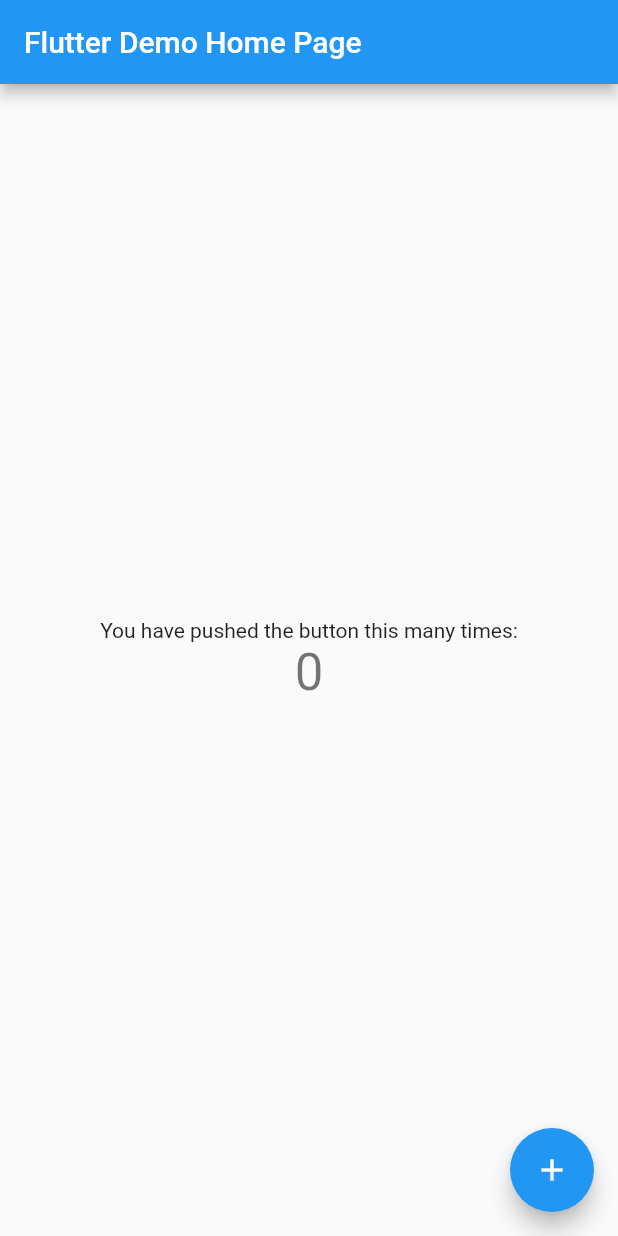
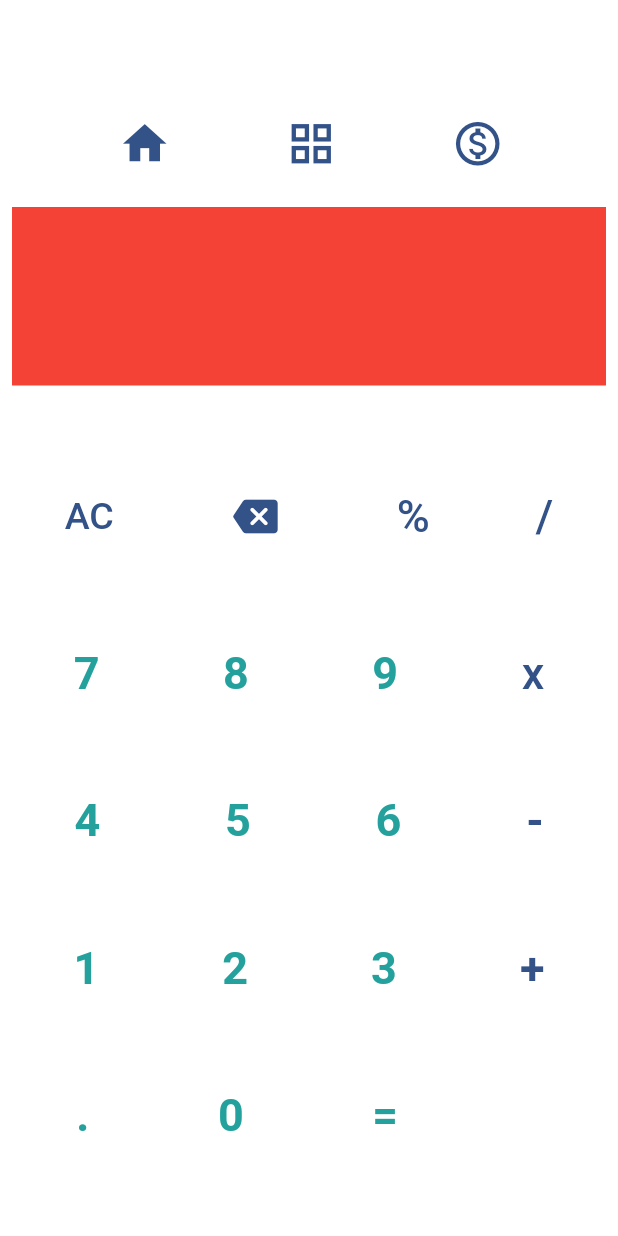
Before and after one commit to Akshay-1609/calculator-app-flutter, a Flutter app: the screen it shows after launch, on a phone screen of 412 x 824 dp. Run offline on Flutter 3.47's test engine with Material 2 defaults, Android fonts, the phone set to English and light mode, and no system bars.

Commit message:
latest commit

```diff
--- /dev/null
+++ b/lib/Presentation/homepage.dart
@@ -0,0 +1,138 @@
+import 'package:flutter/material.dart';
+
+class Homepage extends StatelessWidget {
+  const Homepage({Key? key}) : super(key: key);
+
+  @override
+  Widget build(BuildContext context) {
+    return Scaffold(
+      backgroundColor: Colors.white,
+      body: Padding(
+        padding: const EdgeInsets.only(top: 70, left: 8, right: 8),
+        child: Column(
+          children: [
+            Center(
+              child: Row(
+                mainAxisAlignment: MainAxisAlignment.spaceEvenly,
+                children: [
+                  custom_icon(Icons.home),
+                  custom_icon(Icons.grid_view_outlined),
+                  custom_icon(Icons.monetization_on_outlined)
+                ],
+              ),
+            ),
+            SizedBox(
+              height: 20,
+            ),
+            Container(
+              color: Colors.red,
+              child: TextFormField(
+                autofocus: false,
+                textDirection: TextDirection.rtl,
+                maxLines: 5,
+                decoration: InputDecoration(
+                  border: InputBorder.none,
+                  focusedBorder:InputBorder.none,
+                  enabledBorder: InputBorder.none,
+                  errorBorder: InputBorder.none,
+                  disabledBorder: InputBorder.none
+                ),
+              ),
+            ),
+
+            Expanded(
+              child: Column(
+                mainAxisAlignment: MainAxisAlignment.spaceEvenly,
+                children: [
+                  Row(
+                    mainAxisAlignment: MainAxisAlignment.spaceAround,
+                    children: [
+                      custom_txt_button("AC", 25, FontWeight.w500),
+                      custom_icon_button(Icons.backspace_rounded, 30),
+                      custom_txt_button("%", 30, FontWeight.w500),
+                      custom_txt_button("/", 30, FontWeight.w500)
+                    ],
+                  ),
+                  Row(
+                    mainAxisAlignment: MainAxisAlignment.spaceAround,
+                    children: [
+                      custom_txt2_button("7", 30, FontWeight.w700),
+                      custom_txt2_button("8", 30, FontWeight.w700),
+                      custom_txt2_button("9", 30, FontWeight.w700),
+                      custom_txt_button("x", 30, FontWeight.w500)
+                    ],
+                  ),
+                    Row(
+                    mainAxisAlignment: MainAxisAlignment.spaceAround,
+                    children: [
+                      custom_txt2_button("4", 30, FontWeight.w700),
+                      custom_txt2_button("5", 30, FontWeight.w700),
+                      custom_txt2_button("6", 30, FontWeight.w700),
+                      custom_txt_button("-", 30, FontWeight.w600)
+                    ],
+                  ),
+                   Row(
+                    mainAxisAlignment: MainAxisAlignment.spaceAround,
+                    children: [
+                      custom_txt2_button("1", 30, FontWeight.w700),
+                      custom_txt2_button("2", 30, FontWeight.w700),
+                      custom_txt2_button("3", 30, FontWeight.w700),
+                      custom_txt_button("+", 30, FontWeight.w600)
+                    ],
+                  ),
+                   Row(
+                    mainAxisAlignment: MainAxisAlignment.spaceAround,
+                    children: [
+                      custom_txt2_button(".", 30, FontWeight.w700),
+                      custom_txt2_button("0", 30, FontWeight.w700),
+                      custom_txt2_button("=", 30, FontWeight.w700),
+                       SizedBox(width: 10,),
+                    ],
+                  )
+                ],
+              ),
+            ),
+          ],
+        ),
+      ),
+    );
+  }
+}
+
+Widget custom_icon(icn) {
+  return IconButton(
+      onPressed: () {},
+      icon: Icon(
+        icn,
+        color: Color(0xff325288),
+        size: 35,
+      ));
+}
+
+Widget custom_txt_button(txt, double size, width) {
+  return GestureDetector(
+      child: Text(
+    txt,
+    style:
+        TextStyle(fontSize: size, fontWeight: width, color: Color(0xff325288)),
+  ));
+}
+
+Widget custom_icon_button(icn, double size) {
+  return IconButton(
+      onPressed: () {},
+      icon: Icon(
+        icn,
+        color: Color(0xff325288),
+        size: size,
+      ));
+}
+
+Widget custom_txt2_button(txt, double size, width) {
+  return GestureDetector(
+      child: Text(
+    txt,
+    style:
+        TextStyle(fontSize: size, fontWeight: width, color: Color(0xff24A19C)),
+  ));
+}
--- a/lib/main.dart
+++ b/lib/main.dart
@@ -1,3 +1,4 @@
+import 'package:calculator/Presentation/homepage.dart';
 import 'package:flutter/material.dart';
 
 void main() {
@@ -11,105 +12,12 @@ class MyApp extends StatelessWidget {
   @override
   Widget build(BuildContext context) {
     return MaterialApp(
-      title: 'Flutter Demo',
+      title: 'Calculator',
       theme: ThemeData(
-        // This is the theme of your application.
-        //
-        // Try running your application with "flutter run". You'll see the
-        // application has a blue toolbar. Then, without quitting the app, try
-        // changing the primarySwatch below to Colors.green and then invoke
-        // "hot reload" (press "r" in the console where you ran "flutter run",
-        // or simply save your changes to "hot reload" in a Flutter IDE).
-        // Notice that the counter didn't reset back to zero; the application
-        // is not restarted.
+
         primarySwatch: Colors.blue,
       ),
-      home: const MyHomePage(title: 'Flutter Demo Home Page'),
+      home: Homepage(),
     );
   }
 }
-
-class MyHomePage extends StatefulWidget {
-  const MyHomePage({Key? key, required this.title}) : super(key: key);
-
-  // This widget is the home page of your application. It is stateful, meaning
-  // that it has a State object (defined below) that contains fields that affect
-  // how it looks.
-
-  // This class is the configuration for the state. It holds the values (in this
-  // case the title) provided by the parent (in this case the App widget) and
-  // used by the build method of the State. Fields in a Widget subclass are
-  // always marked "final".
-
-  final String title;
-
-  @override
-  State<MyHomePage> createState() => _MyHomePageState();
-}
-
-class _MyHomePageState extends State<MyHomePage> {
-  int _counter = 0;
-
-  void _incrementCounter() {
-    setState(() {
-      // This call to setState tells the Flutter framework that something has
-      // changed in this State, which causes it to rerun the build method below
-      // so that the display can reflect the updated values. If we changed
-      // _counter without calling setState(), then the build method would not be
-      // called again, and so nothing would appear to happen.
-      _counter++;
-    });
-  }
-
-  @override
-  Widget build(BuildContext context) {
-    // This method is rerun every time setState is called, for instance as done
-    // by the _incrementCounter method above.
-    //
-    // The Flutter framework has been optimized to make rerunning build methods
-    // fast, so that you can just rebuild anything that needs updating rather
-    // than having to individually change instances of widgets.
-    return Scaffold(
-      appBar: AppBar(
-        // Here we take the value from the MyHomePage object that was created by
-        // the App.build method, and use it to set our appbar title.
-        title: Text(widget.title),
-      ),
-      body: Center(
-        // Center is a layout widget. It takes a single child and positions it
-        // in the middle of the parent.
-        child: Column(
-          // Column is also a layout widget. It takes a list of children and
-          // arranges them vertically. By default, it sizes itself to fit its
-          // children horizontally, and tries to be as tall as its parent.
-          //
-          // Invoke "debug painting" (press "p" in the console, choose the
-          // "Toggle Debug Paint" action from the Flutter Inspector in Android
-          // Studio, or the "Toggle Debug Paint" command in Visual Studio Code)
-          // to see the wireframe for each widget.
-          //
-          // Column has various properties to control how it sizes itself and
-          // how it positions its children. Here we use mainAxisAlignment to
-          // center the children vertically; the main axis here is the vertical
-          // axis because Columns are vertical (the cross axis would be
-          // horizontal).
-          mainAxisAlignment: MainAxisAlignment.center,
-          children: <Widget>[
-            const Text(
-              'You have pushed the button this many times:',
-            ),
-            Text(
-              '$_counter',
-              style: Theme.of(context).textTheme.headline4,
-            ),
-          ],
-        ),
-      ),
-      floatingActionButton: FloatingActionButton(
-        onPressed: _incrementCounter,
-        tooltip: 'Increment',
-        child: const Icon(Icons.add),
-      ), // This trailing comma makes auto-formatting nicer for build methods.
-    );
-  }
-}
```
